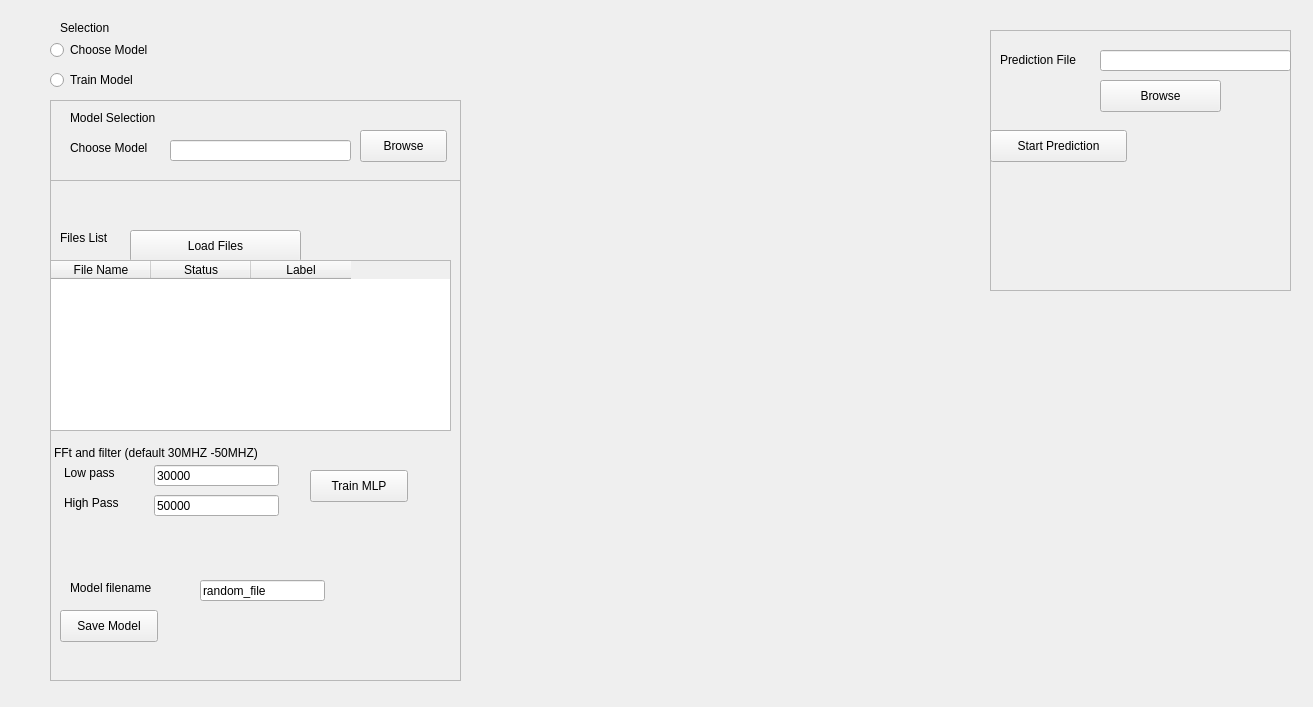
This is DataAnalysis.ui in joshianuj/MachineLearningUltrasonicData as Qt 5 draws it before an edit. The edited form follows.
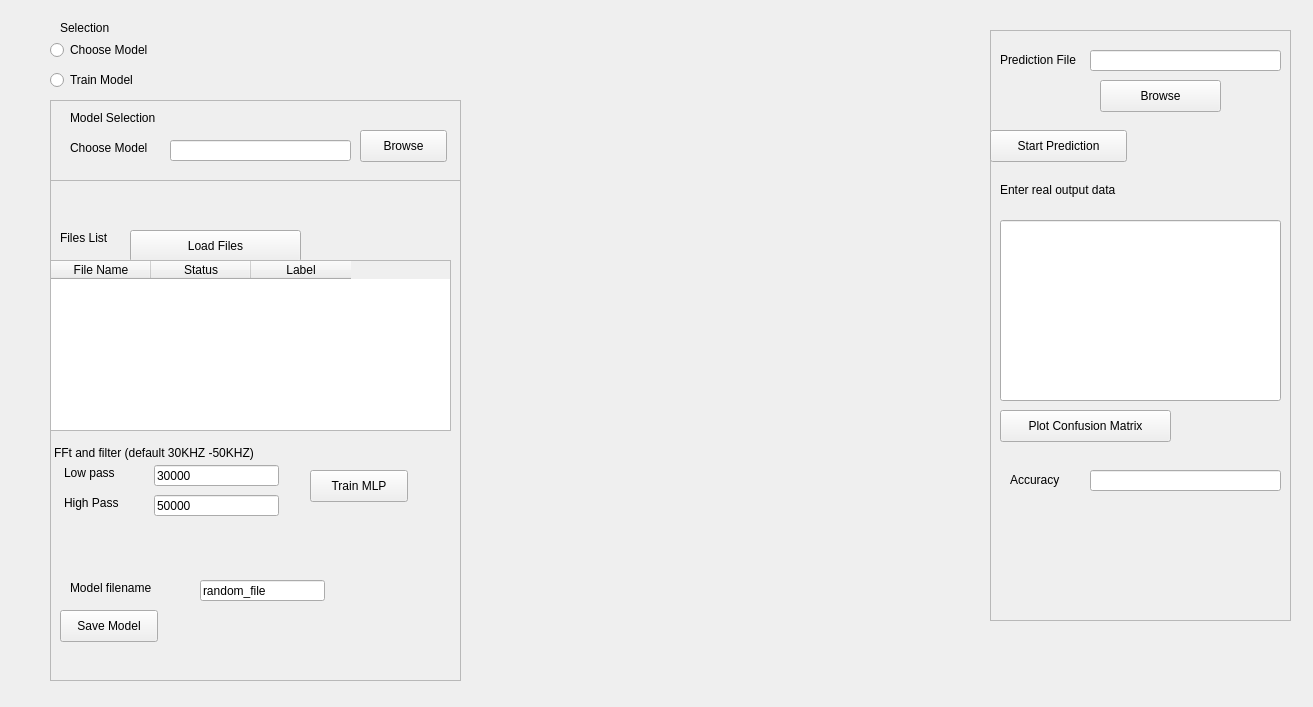
This is the edited form.

The edit to the form file:
```diff
--- a/DataAnalysis.ui
+++ b/DataAnalysis.ui
@@ -244,7 +244,7 @@
      </rect>
     </property>
     <property name="text">
-     <string>FFt and filter (default 30MHZ -50MHZ)</string>
+     <string>FFt and filter (default 30KHZ -50KHZ)</string>
     </property>
    </widget>
    <widget class="QLabel" name="label_9">
@@ -319,7 +319,7 @@
      <x>990</x>
      <y>30</y>
      <width>301</width>
-     <height>261</height>
+     <height>591</height>
     </rect>
    </property>
    <property name="frameShape">
@@ -344,7 +344,7 @@
    <widget class="QLineEdit" name="txt_predict">
     <property name="geometry">
      <rect>
-      <x>110</x>
+      <x>100</x>
       <y>20</y>
       <width>191</width>
       <height>21</height>
@@ -377,6 +377,65 @@
      <string>Start Prediction</string>
     </property>
    </widget>
+   <widget class="QLabel" name="label_5">
+    <property name="geometry">
+     <rect>
+      <x>10</x>
+      <y>150</y>
+      <width>181</width>
+      <height>20</height>
+     </rect>
+    </property>
+    <property name="text">
+     <string>Enter real output data</string>
+    </property>
+   </widget>
+   <widget class="QPushButton" name="btn_plot_confusion">
+    <property name="geometry">
+     <rect>
+      <x>10</x>
+      <y>380</y>
+      <width>171</width>
+      <height>32</height>
+     </rect>
+    </property>
+    <property name="text">
+     <string>Plot Confusion Matrix</string>
+    </property>
+   </widget>
+   <widget class="QLineEdit" name="txt_real_result">
+    <property name="geometry">
+     <rect>
+      <x>10</x>
+      <y>190</y>
+      <width>281</width>
+      <height>181</height>
+     </rect>
+    </property>
+   </widget>
+   <widget class="QLineEdit" name="txt_accuracy">
+    <property name="geometry">
+     <rect>
+      <x>100</x>
+      <y>440</y>
+      <width>191</width>
+      <height>21</height>
+     </rect>
+    </property>
+   </widget>
+   <widget class="QLabel" name="label_6">
+    <property name="geometry">
+     <rect>
+      <x>20</x>
+      <y>440</y>
+      <width>91</width>
+      <height>20</height>
+     </rect>
+    </property>
+    <property name="text">
+     <string>Accuracy</string>
+    </property>
+   </widget>
   </widget>
   <zorder>model_frame</zorder>
   <zorder>radio_choose_model</zorder>
```
